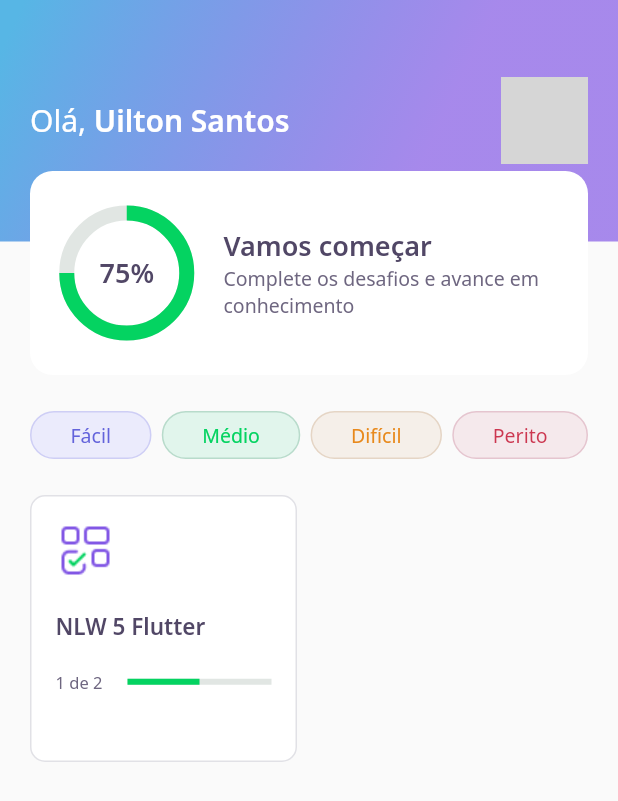
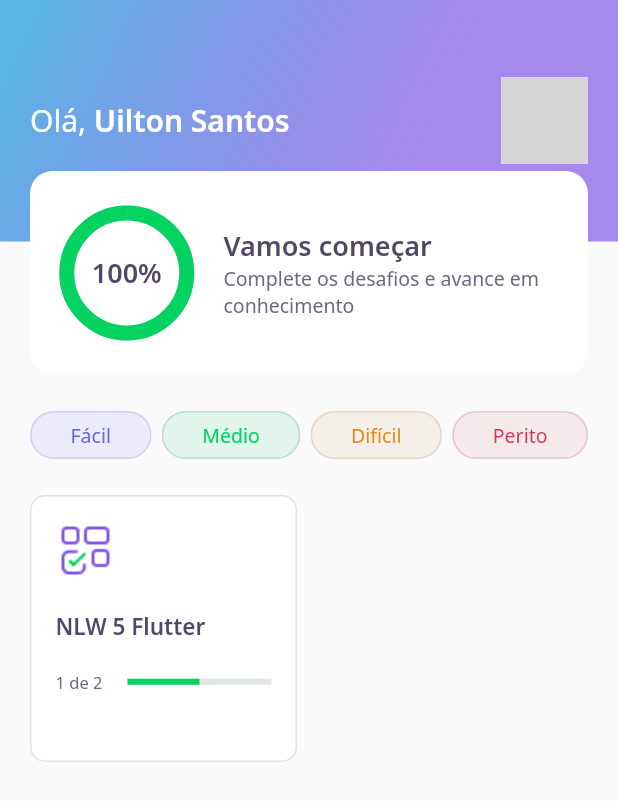
Before and after one commit to uiltonjose/NLW-5-flutter, a Flutter app: the screen it shows after launch, on a phone screen of 412 x 824 dp. Shown: the top 801 px of the screen. Run offline on Flutter 3.47's test engine with Material 2 defaults, Android fonts, the phone set to English and light mode, and no system bars; our stand-ins replace google_fonts, share_plus; accounts and stored records are empty; network calls fail; grey boxes are pictures that could not be loaded.

Commit message:
Final class

```diff
--- a/assets/database/user.json
+++ b/assets/database/user.json
@@ -1,5 +1,5 @@
 {
     "name": "Uilton Santos",
-    "score": 75,
+    "score": 100,
     "photoUrl": "https://avatars.githubusercontent.com/u/7257782?v=4"
 }
--- a/lib/challenge/challenge_controller.dart
+++ b/lib/challenge/challenge_controller.dart
@@ -4,4 +4,6 @@ class ChallengeController {
   final currentPageNotifier = ValueNotifier<int>(1);
   int get currentPage => currentPageNotifier.value;
   set currentPage(int page) => currentPageNotifier.value = page;
+
+  int countCorrectAnswers = 0;
 }
--- a/lib/challenge/widgets/answer/answer_widget.dart
+++ b/lib/challenge/widgets/answer/answer_widget.dart
@@ -8,7 +8,7 @@ class AnswerWidget extends StatelessWidget {
   final Answer answer;
   final bool isSelected;
   final bool isDisabled;
-  final VoidCallback onTap;
+  final ValueChanged<bool> onTap;
 
   const AnswerWidget({
     Key? key,
@@ -44,7 +44,9 @@ class AnswerWidget extends StatelessWidget {
       child: IgnorePointer(
         ignoring: isDisabled,
         child: GestureDetector(
-          onTap: onTap,
+          onTap: () {
+            onTap(answer.isCorrect);
+          },
           child: Container(
               padding: const EdgeInsets.all(16),
               decoration: BoxDecoration(
--- a/lib/core/app_widget.dart
+++ b/lib/core/app_widget.dart
@@ -1,14 +1,12 @@
-import 'package:devquiz/home/home_page.dart';
+import 'package:devquiz/splash/splash_page.dart';
 import 'package:flutter/material.dart';
-
-import '../home/home_page.dart';
 
 class AppWidget extends StatelessWidget {
   @override
   Widget build(BuildContext context) {
     return MaterialApp(
       title: "DevQuiz",
-      home: HomePage(),
+      home: SplashPage(),
     );
   }
 }
--- a/lib/home/home_page.dart
+++ b/lib/home/home_page.dart
@@ -84,6 +84,7 @@ class _HomePageState extends State<HomePage> {
                             context,
                             MaterialPageRoute(
                               builder: (context) => ChallengePage(
+                                title: e.title,
                                 questions: e.questions,
                               ),
                             ),
--- a/lib/home/widgets/appbar/app_bar_widget.dart
+++ b/lib/home/widgets/appbar/app_bar_widget.dart
@@ -49,7 +49,9 @@ class AppBarWidget extends PreferredSize {
                 ),
                 Align(
                   alignment: Alignment(0.0, 1.0),
-                  child: ScoreCardWidget(),
+                  child: ScoreCardWidget(
+                    percent: user.score.toDouble(),
+                  ),
                 ),
               ],
             ),
--- a/lib/home/widgets/chart/chart_widget.dart
+++ b/lib/home/widgets/chart/chart_widget.dart
@@ -2,13 +2,44 @@ import 'package:devquiz/core/app_colors.dart';
 import 'package:devquiz/core/core.dart';
 import 'package:flutter/material.dart';
 
-class ChartWidget extends StatelessWidget {
+class ChartWidget extends StatefulWidget {
+  final double percent;
+
+  const ChartWidget({Key? key, required this.percent}) : super(key: key);
+  @override
+  _ChartWidgetState createState() => _ChartWidgetState();
+}
+
+class _ChartWidgetState extends State<ChartWidget>
+    with SingleTickerProviderStateMixin {
+  late AnimationController _controller;
+  late Animation<double> _animation;
+
+  void initAnimation() {
+    _controller = AnimationController(
+      vsync: this,
+      duration: Duration(seconds: 3),
+    );
+
+    _animation =
+        Tween<double>(begin: 0.0, end: widget.percent).animate(_controller);
+    _controller.forward();
+  }
+
+  @override
+  void initState() {
+    super.initState();
+    initAnimation();
+  }
+
   @override
   Widget build(BuildContext context) {
     return Container(
       height: 80,
       width: 80,
-      child: Stack(
+      child: AnimatedBuilder(
+        animation: _animation,
+        builder: (context, _) => Stack(
           children: [
             Center(
               child: Container(
@@ -16,7 +47,7 @@ class ChartWidget extends StatelessWidget {
                 width: 80,
                 child: CircularProgressIndicator(
                   strokeWidth: 10,
-                value: .75,
+                  value: _animation.value,
                   backgroundColor: AppColors.chartSecondary,
                   valueColor:
                       AlwaysStoppedAnimation<Color>(AppColors.chartPrimary),
@@ -25,12 +56,13 @@ class ChartWidget extends StatelessWidget {
             ),
             Center(
               child: Text(
-              '75%',
+                '${_animation.value.toInt()}%',
                 style: AppTextStyles.heading,
               ),
             )
           ],
         ),
+      ),
     );
   }
 }
--- a/lib/home/widgets/score_card/score_card_widget.dart
+++ b/lib/home/widgets/score_card/score_card_widget.dart
@@ -4,6 +4,10 @@ import 'package:devquiz/home/widgets/chart/chart_widget.dart';
 import 'package:flutter/material.dart';
 
 class ScoreCardWidget extends StatelessWidget {
+  final double percent;
+
+  const ScoreCardWidget({Key? key, required this.percent}) : super(key: key);
+
   @override
   Widget build(BuildContext context) {
     return Padding(
@@ -22,7 +26,9 @@ class ScoreCardWidget extends StatelessWidget {
             children: [
               Expanded(
                 flex: 1,
-                child: ChartWidget(),
+                child: ChartWidget(
+                  percent: percent,
+                ),
               ),
               Expanded(
                 flex: 3,
--- a/pubspec.yaml
+++ b/pubspec.yaml
@@ -10,6 +10,7 @@ dependencies:
     sdk: flutter
   cupertino_icons: ^1.0.2
   google_fonts: ^2.0.0
+  share_plus: ^2.0.1
 
 dev_dependencies:
   flutter_test:
```
Also changed, not shown: lib/challenge/challenge_page.dart (+21 -3 lines), lib/challenge/widgets/next_button/next_button_widget.dart (+15 -0 lines), lib/challenge/widgets/quiz/quiz_widget.dart (+6 -5 lines), lib/result/result_page.dart (added, +95 -0 lines), lib/splash/splash_page.dart (+10 -0 lines), pubspec.lock, 2 other files. Lines whose indentation alone changed are shown as unchanged.
